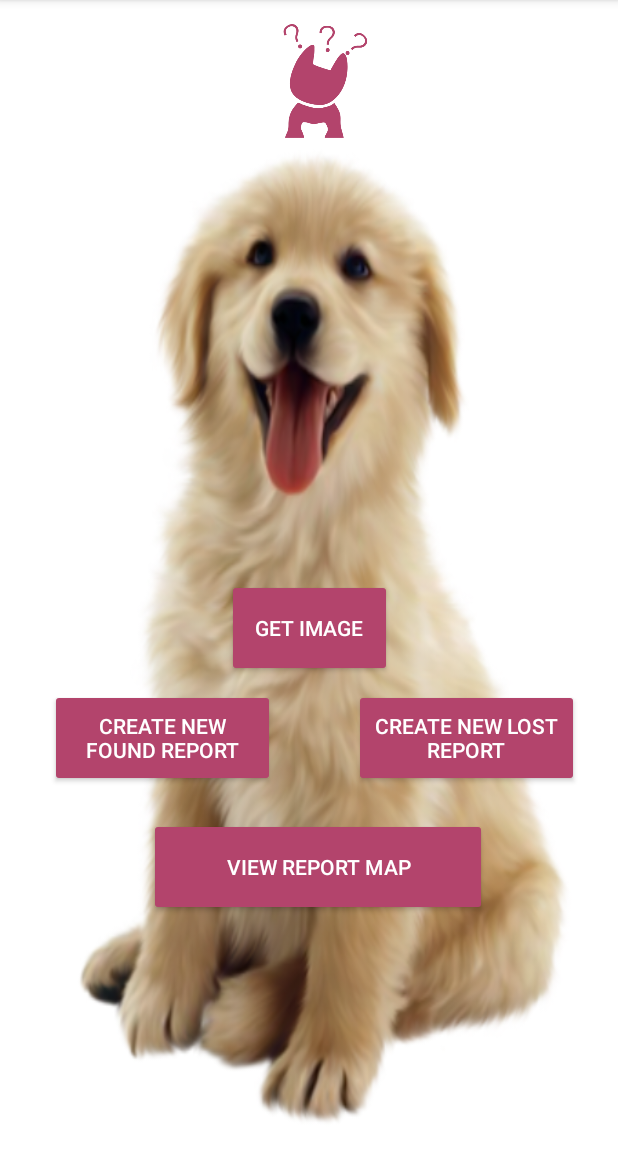
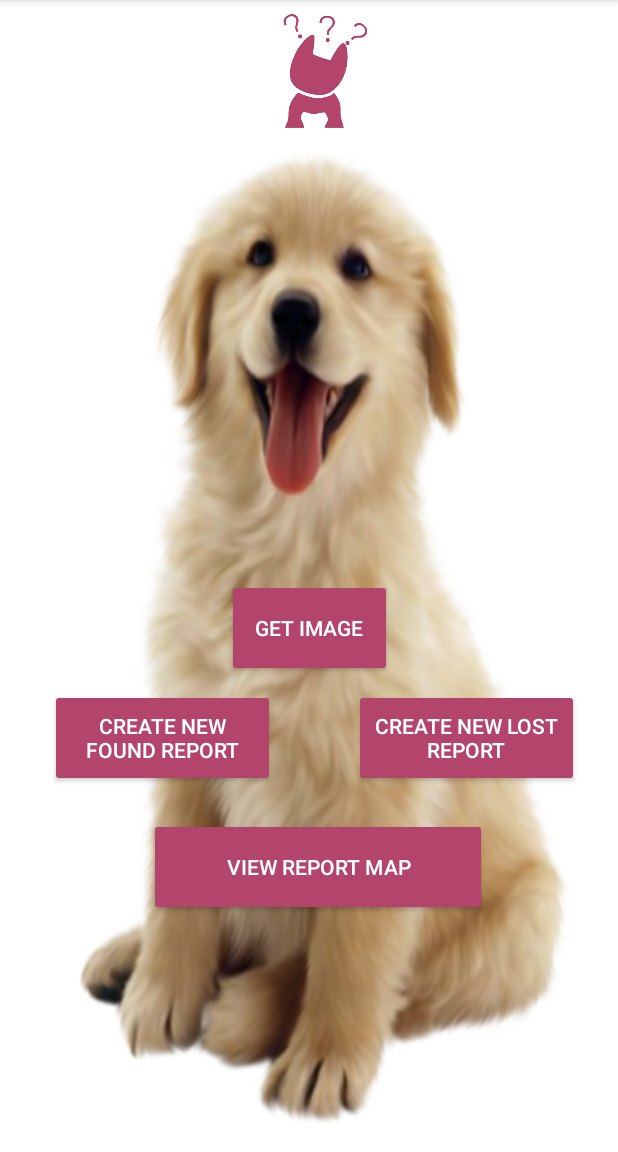
Before and after one commit to jpers001/where-arf-thou, an Android app: the screen it shows after launch (MainActivity), on a phone screen of 412 x 824 dp, the part 84-1236 px from its top. Run offline under Robolectric (Android 15) with nearby library versions, the phone set to English and light mode, and no system bars.

Commit message:
Updated launcher icon and main GUI

```diff
--- a/app/src/main/res/layout/activity_main.xml
+++ b/app/src/main/res/layout/activity_main.xml
@@ -89,7 +89,7 @@
         app:layout_constraintHorizontal_bias="0.533"
         app:layout_constraintStart_toStartOf="parent"
         app:layout_constraintTop_toTopOf="parent"
-        app:layout_constraintVertical_bias="0.01"
+        app:layout_constraintVertical_bias="0.0"
         app:srcCompat="@drawable/waticon" />
 
 
```
